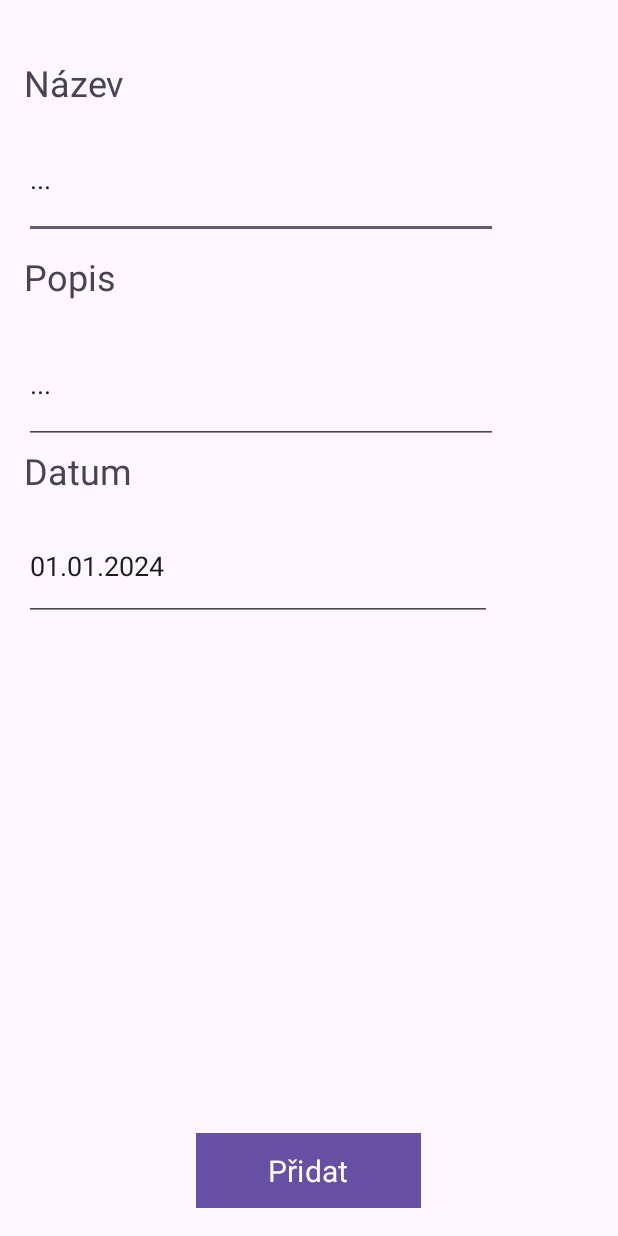
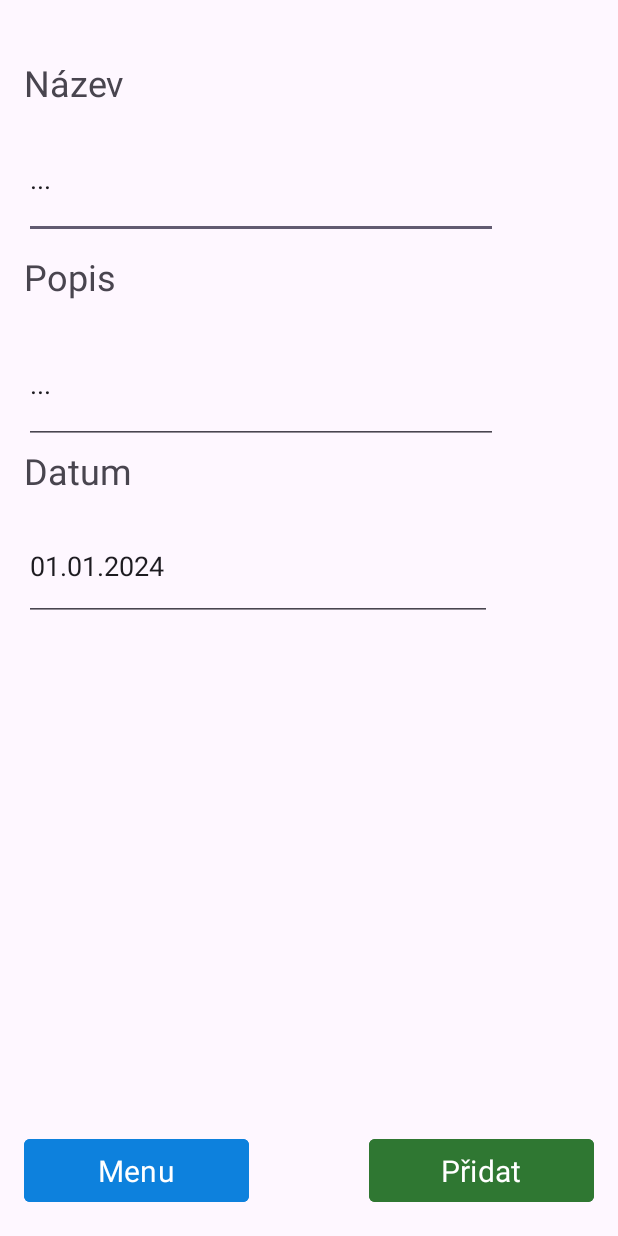
Before and after one commit to Filipv403/TodoList, an Android app: the editPage screen opened directly, with no data from a screen before it, on a phone screen of 412 x 824 dp. Run offline under Robolectric (Android 15) with nearby library versions, the light colour scheme and no system bars.

Commit message:
Finished detail and final polishing

```diff
--- a/app/src/main/java/com/example/todolist/MainActivity.kt
+++ b/app/src/main/java/com/example/todolist/MainActivity.kt
@@ -34,7 +34,7 @@ class MainActivity : AppCompatActivity() {
 
         val clearButton = findViewById<Button>(R.id.buttonClear);
         clearButton.setOnClickListener {
-            ClearStorage(sharedPreferences, adapter);
+            ClearStorage(viewModel, adapter);
         }
     }
 
@@ -43,8 +43,8 @@ class MainActivity : AppCompatActivity() {
         startActivity(intent);
     }
 
-    fun ClearStorage(sharedPreferences : SharedPreferences, adapter: ItemAdapter) {
-        sharedPreferences.edit().clear().apply();
+    fun ClearStorage(view : ItemViewModel, adapter: ItemAdapter) {
+        view.ClearItems();
         adapter.notifyDataSetChanged();
     }
 }
--- a/app/src/main/java/com/example/todolist/editPage.kt
+++ b/app/src/main/java/com/example/todolist/editPage.kt
@@ -32,6 +32,10 @@ class editPage : AppCompatActivity() {
 
             OpenMainPage();
         }
+        val menuBtn = findViewById<Button>(R.id.buttonEditGoToMenu);
+        menuBtn.setOnClickListener {
+            OpenMainPage();
+        }
     }
 
     fun OpenMainPage() {
--- a/app/src/main/res/layout/activity_detail_item.xml
+++ b/app/src/main/res/layout/activity_detail_item.xml
@@ -12,7 +12,7 @@
         android:layout_height="wrap_content"
         android:width="150sp"
         android:height="50sp"
-        android:background="#2F7732"
+        android:backgroundTint="#0D81DD"
         android:fontFamily="sans-serif"
         android:text="Menu"
         android:textAlignment="center"
@@ -20,7 +20,7 @@
         app:cornerRadius="4sp"
         app:layout_constraintBottom_toBottomOf="parent"
         app:layout_constraintEnd_toEndOf="parent"
-        app:layout_constraintHorizontal_bias="0.498"
+        app:layout_constraintHorizontal_bias="0.061"
         app:layout_constraintStart_toStartOf="parent"
         app:layout_constraintTop_toTopOf="parent"
         app:layout_constraintVertical_bias="0.976" />
--- a/app/src/main/res/layout/activity_edit_page.xml
+++ b/app/src/main/res/layout/activity_edit_page.xml
@@ -15,7 +15,7 @@
         android:layout_height="wrap_content"
         android:width="150sp"
         android:height="50sp"
-        android:background="#2F7732"
+        android:backgroundTint="#2F7732"
         android:fontFamily="sans-serif"
         android:text="Přidat"
         android:textAlignment="center"
@@ -23,7 +23,26 @@
         app:cornerRadius="4sp"
         app:layout_constraintBottom_toBottomOf="parent"
         app:layout_constraintEnd_toEndOf="parent"
-        app:layout_constraintHorizontal_bias="0.498"
+        app:layout_constraintHorizontal_bias="0.938"
+        app:layout_constraintStart_toStartOf="parent"
+        app:layout_constraintTop_toTopOf="parent"
+        app:layout_constraintVertical_bias="0.976" />
+
+    <Button
+        android:id="@+id/buttonEditGoToMenu"
+        android:layout_width="wrap_content"
+        android:layout_height="wrap_content"
+        android:width="150sp"
+        android:height="50sp"
+        android:backgroundTint="#0D81DD"
+        android:fontFamily="sans-serif"
+        android:text="Menu"
+        android:textAlignment="center"
+        android:textSize="20sp"
+        app:cornerRadius="4sp"
+        app:layout_constraintBottom_toBottomOf="parent"
+        app:layout_constraintEnd_toEndOf="parent"
+        app:layout_constraintHorizontal_bias="0.061"
         app:layout_constraintStart_toStartOf="parent"
         app:layout_constraintTop_toTopOf="parent"
         app:layout_constraintVertical_bias="0.976" />
```
Also changed, not shown: app/src/main/java/com/example/todolist/DetailItemActivity.kt (+33 -0 lines), app/src/main/java/com/example/todolist/ItemAdapter.kt (+10 -0 lines), app/src/main/java/com/example/todolist/ItemViewModel.kt (+10 -11 lines).
